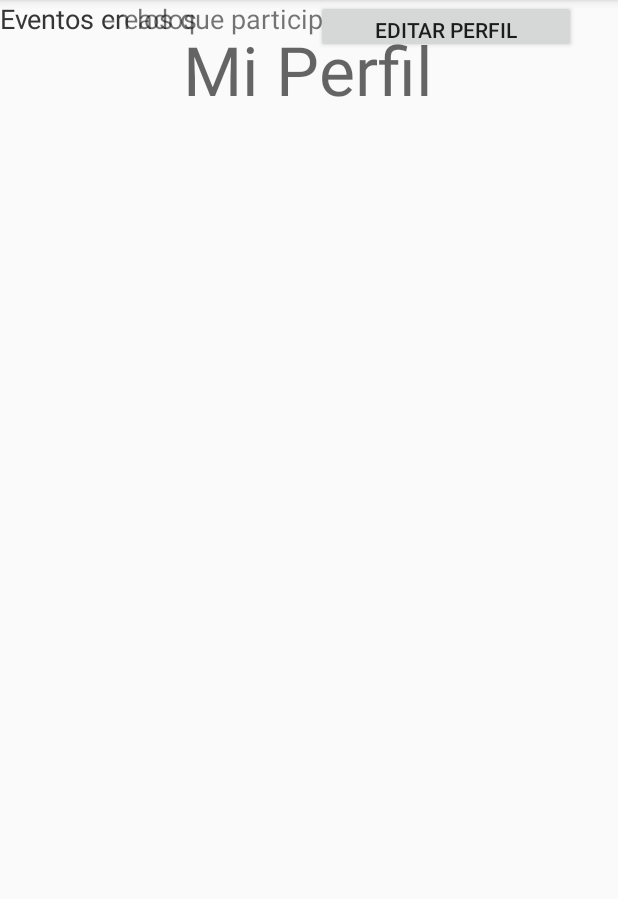
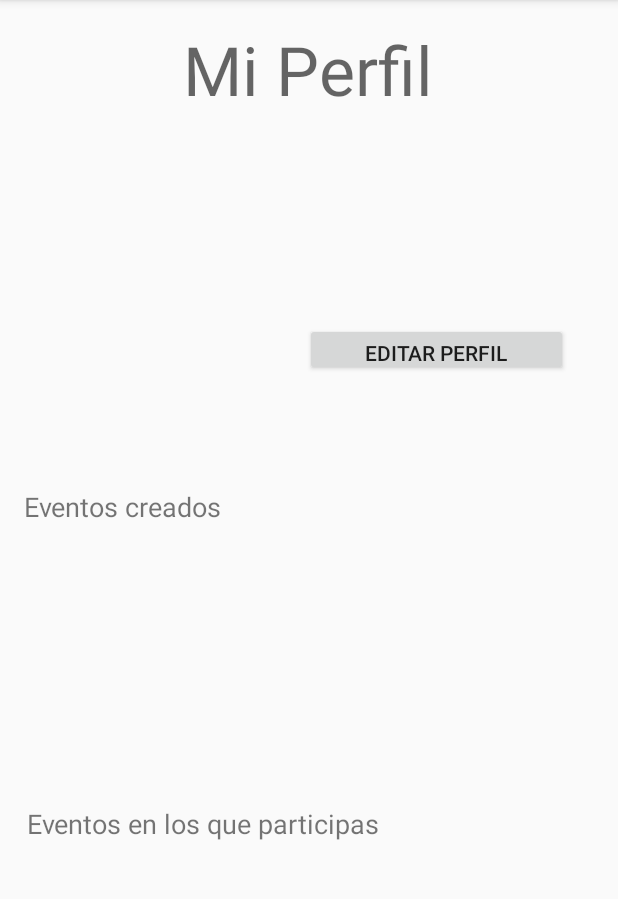
Before and after one commit to acm1997/TeamMatch, an Android app: the MyProfileActivity screen opened directly, with no data from a screen before it, on a phone screen of 412 x 824 dp, the part 84-983 px from its top. Run offline under Robolectric (Android 15) with nearby library versions, the phone set to English and light mode, and no system bars.

Commit message:
On pause añadido a main activity

```diff
--- a/app/src/main/java/com/example/teammatch/EventAdapter.java
+++ b/app/src/main/java/com/example/teammatch/EventAdapter.java
@@ -22,7 +22,6 @@ public class EventAdapter extends RecyclerView.Adapter<EventAdapter.ViewHolder>
 
     // Provide a suitable constructor (depends on the kind of dataset)
     public EventAdapter(OnItemClickListener listener) {
-
         this.listener = listener;
     }
 
@@ -56,10 +55,8 @@ public class EventAdapter extends RecyclerView.Adapter<EventAdapter.ViewHolder>
     }
 
     public void clear(){
-
         mItems.clear();
         notifyDataSetChanged();
-
     }
 
     public Object getItem(int pos) {
--- a/app/src/main/java/com/example/teammatch/MainActivity.java
+++ b/app/src/main/java/com/example/teammatch/MainActivity.java
@@ -27,7 +27,10 @@ import java.io.IOException;
 import java.io.InputStreamReader;
 import java.io.OutputStreamWriter;
 import java.io.PrintWriter;
+import java.text.ParseException;
 import java.util.Date;
+
+import com.example.teammatch.Evento.Deporte;
 
 public class MainActivity extends AppCompatActivity {
 
@@ -93,6 +96,13 @@ public class MainActivity extends AppCompatActivity {
     }
 
     @Override
+    protected void onPause() {
+        super.onPause();
+        //Save ToDoItems
+        saveItems();
+    }
+
+    @Override
     public boolean onCreateOptionsMenu(Menu menu) {
         // Inflate the menu; this adds items to the action bar if it is present
         getMenuInflater().inflate(R.menu.menu_main, menu);
@@ -123,24 +133,26 @@ public class MainActivity extends AppCompatActivity {
             reader = new BufferedReader(new InputStreamReader(fis));
 
             String nombre = null;
-            String fecha = null;
+            Date fecha = null;
             String participantes =  null;
             String descripcion =  null;
             String deporte =  null;
 
 
             while (null != (nombre = reader.readLine())) {
-                fecha = reader.readLine();
+                fecha = Evento.FORMAT.parse(reader.readLine());
                 participantes = reader.readLine();
                 descripcion = reader.readLine();
                 deporte = reader.readLine();
-                // Todo
-                //  mAdapter.add(new Evento(nombre,fecha,participantes, descripcion,deporte);
+                mAdapter.add(new Evento(nombre,fecha,Integer.parseInt(participantes),
+                        descripcion, Deporte.valueOf(deporte)));
             }
 
         } catch (FileNotFoundException e) {
             e.printStackTrace();
         } catch (IOException e) {
+            e.printStackTrace();
+        } catch (ParseException e) {
             e.printStackTrace();
         } finally {
             if (null != reader) {
--- a/app/src/main/res/layout/activity_my_profile.xml
+++ b/app/src/main/res/layout/activity_my_profile.xml
@@ -10,9 +10,11 @@
         android:id="@+id/ListEventsP"
         android:layout_width="377dp"
         android:layout_height="137dp"
-        android:layout_marginEnd="16dp"
+        app:layout_constraintBottom_toBottomOf="parent"
         app:layout_constraintEnd_toEndOf="parent"
-        tools:layout_editor_absoluteY="550dp"
+        app:layout_constraintStart_toStartOf="parent"
+        app:layout_constraintTop_toTopOf="parent"
+        app:layout_constraintVertical_bias="0.922"
         tools:ignore="MissingConstraints" />
 
     <TextView
@@ -21,50 +23,64 @@
         android:layout_height="wrap_content"
         android:text="Eventos en los que participas"
         android:textSize="18sp"
-        tools:layout_editor_absoluteX="16dp"
-        tools:layout_editor_absoluteY="513dp"
+        app:layout_constraintBottom_toBottomOf="parent"
+        app:layout_constraintEnd_toEndOf="parent"
+        app:layout_constraintHorizontal_bias="0.101"
+        app:layout_constraintStart_toStartOf="parent"
+        app:layout_constraintTop_toTopOf="parent"
+        app:layout_constraintVertical_bias="0.722"
         tools:ignore="MissingConstraints" />
 
     <ImageView
         android:id="@+id/imageView"
         android:layout_width="wrap_content"
         android:layout_height="wrap_content"
-        android:layout_marginStart="44dp"
-        android:layout_marginTop="112dp"
+        app:layout_constraintBottom_toBottomOf="parent"
+        app:layout_constraintEnd_toEndOf="parent"
+        app:layout_constraintHorizontal_bias="0.134"
         app:layout_constraintStart_toStartOf="parent"
         app:layout_constraintTop_toTopOf="parent"
+        app:layout_constraintVertical_bias="0.185"
         tools:src="@tools:sample/avatars" />
 
     <TextView
         android:id="@+id/tVPerfil"
         android:layout_width="wrap_content"
         android:layout_height="wrap_content"
-        android:layout_marginTop="16dp"
         android:text="Mi Perfil"
         android:textAppearance="@style/TextAppearance.AppCompat.Display2"
+        app:layout_constraintBottom_toBottomOf="parent"
         app:layout_constraintEnd_toEndOf="parent"
         app:layout_constraintHorizontal_bias="0.497"
         app:layout_constraintStart_toStartOf="parent"
-        app:layout_constraintTop_toTopOf="parent" />
+        app:layout_constraintTop_toTopOf="parent"
+        app:layout_constraintVertical_bias="0.023" />
 
     <TextView
         android:id="@+id/tVUsername"
-        android:layout_width="wrap_content"
-        android:layout_height="wrap_content"
+        android:layout_width="175dp"
+        android:layout_height="75dp"
         android:text="TextView"
         android:textSize="30sp"
-        tools:layout_editor_absoluteX="235dp"
-        tools:layout_editor_absoluteY="132dp"
+        app:layout_constraintBottom_toBottomOf="parent"
+        app:layout_constraintEnd_toEndOf="parent"
+        app:layout_constraintHorizontal_bias="0.857"
+        app:layout_constraintStart_toStartOf="parent"
+        app:layout_constraintTop_toTopOf="parent"
+        app:layout_constraintVertical_bias="0.17"
         tools:ignore="MissingConstraints" />
 
     <Button
         android:id="@+id/bEditP"
-        android:layout_width="173dp"
+        android:layout_width="175dp"
         android:layout_height="35dp"
-        android:layout_marginEnd="28dp"
         android:text="Editar Perfil"
+        app:layout_constraintBottom_toBottomOf="parent"
         app:layout_constraintEnd_toEndOf="parent"
-        tools:layout_editor_absoluteY="198dp"
+        app:layout_constraintHorizontal_bias="0.86"
+        app:layout_constraintStart_toStartOf="parent"
+        app:layout_constraintTop_toTopOf="parent"
+        app:layout_constraintVertical_bias="0.294"
         tools:ignore="MissingConstraints" />
 
     <TextView
@@ -73,17 +89,24 @@
         android:layout_height="wrap_content"
         android:text="Eventos creados"
         android:textSize="18sp"
-        tools:layout_editor_absoluteX="16dp"
-        tools:layout_editor_absoluteY="316dp"
+        app:layout_constraintBottom_toBottomOf="parent"
+        app:layout_constraintEnd_toEndOf="parent"
+        app:layout_constraintHorizontal_bias="0.057"
+        app:layout_constraintStart_toStartOf="parent"
+        app:layout_constraintTop_toTopOf="parent"
+        app:layout_constraintVertical_bias="0.438"
         tools:ignore="MissingConstraints" />
 
     <androidx.recyclerview.widget.RecyclerView
         android:id="@+id/ListEventsC"
         android:layout_width="383dp"
         android:layout_height="140dp"
-        android:layout_marginEnd="12dp"
+        app:layout_constraintBottom_toBottomOf="parent"
         app:layout_constraintEnd_toEndOf="parent"
-        tools:layout_editor_absoluteY="350dp"
+        app:layout_constraintHorizontal_bias="0.642"
+        app:layout_constraintStart_toStartOf="parent"
+        app:layout_constraintTop_toTopOf="parent"
+        app:layout_constraintVertical_bias="0.58"
         tools:ignore="MissingConstraints" />
 
 </androidx.constraintlayout.widget.ConstraintLayout>
```
